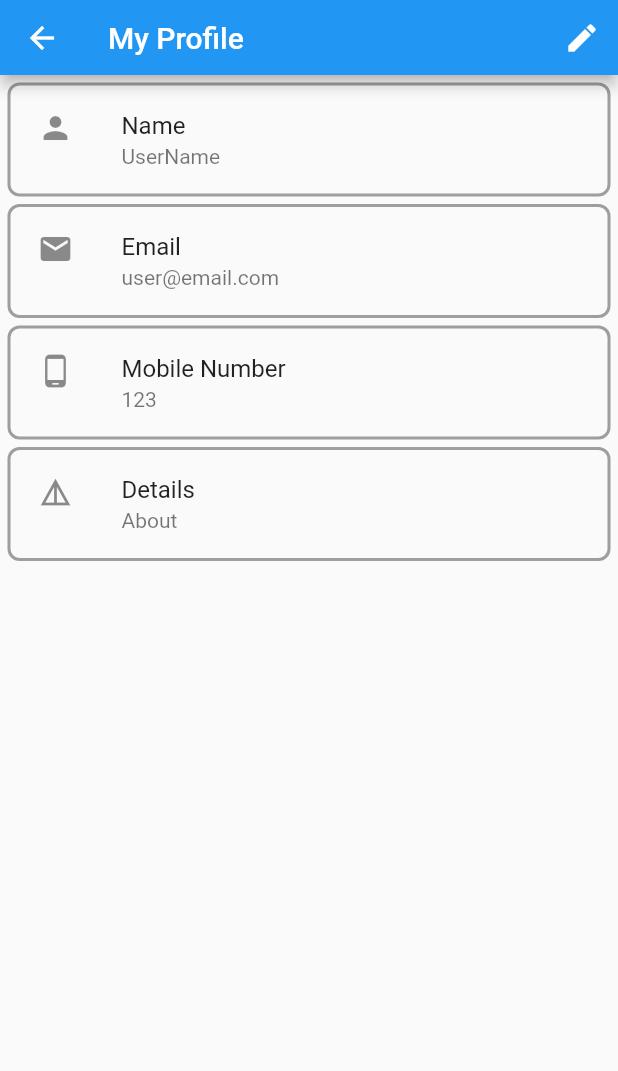
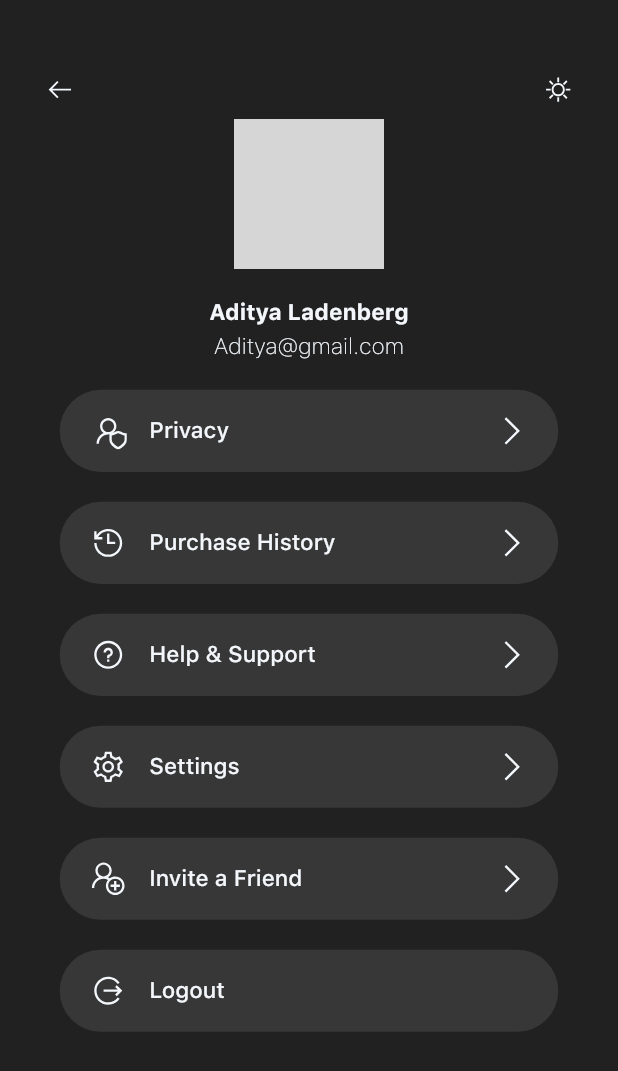
Before and after one commit to Aditya-Y-29/DEP, a Flutter app: the screen it shows after launch, after a tap on the "person 2" icon, on a phone screen of 412 x 824 dp. Shown: the top 1071 px of the screen. Run offline on Flutter 3.47's test engine with Material 2 defaults, Android fonts, the phone set to English and light mode, and no system bars; our stand-ins replace animated_theme_switcher, cloud_firestore, firebase_auth, firebase_core, flutter_screenutil, line_awesome_flutter and 2 more; missing offline and left inert: dart:ffi; accounts and stored records are empty; grey boxes are pictures that could not be loaded.

Commit message:
Profile page added

```diff
--- a/hello_world/lib/Pages/profile_page.dart
+++ b/hello_world/lib/Pages/profile_page.dart
@@ -2,6 +2,13 @@ import 'package:flutter/material.dart';
 import 'package:hello_world/Pages/object_page.dart';
 import 'package:hello_world/Pages/community_page.dart';
 import 'package:hello_world/Pages/edit_profile_page.dart';
+
+import 'package:animated_theme_switcher/animated_theme_switcher.dart';
+import 'package:flutter/material.dart';
+import 'package:flutter_screenutil/flutter_screenutil.dart';
+import 'package:line_awesome_flutter/line_awesome_flutter.dart';
+import 'package:hello_world/constants.dart';
+import 'package:hello_world/widgets/profile_list_item.dart';
 
 class ProfilePage extends StatefulWidget {
   const ProfilePage({Key? key}) : super(key: key);
@@ -10,100 +17,179 @@ class ProfilePage extends StatefulWidget {
 }
 
 class ProfilePageState extends State<ProfilePage> {
-
-
   @override
   Widget build(BuildContext context) {
-    return Scaffold(
-        appBar: PreferredSize(
-          preferredSize: const Size.fromHeight(50.0),
+    return ThemeProvider(
+      initTheme: kDarkTheme,
+      child: Builder(
+        builder: (context) {
+          return MaterialApp(
+            debugShowCheckedModeBanner: false,
+            theme: ThemeProvider.of(context),
+            home: ProfileScreen(),
+          );
+        },
+      ),
+    );
+  }
+}
+class ProfileScreen extends StatelessWidget {
+  @override
+  Widget build(BuildContext context) {
+    ScreenUtil.init(context, height: 896, width: 414, allowFontScaling: true);
 
-          child:AppBar(
-            title: Text('My Profile'),
-      actions: <Widget>[
-        IconButton(
-          icon: Icon(Icons.edit),
-          onPressed: () {
-           Navigator.push(
-             context,
-             MaterialPageRoute(builder: (context) => EditProfilePage()),
-           );
-          },
-        )
-      ],
-    ),
-          ),
-      body: ListView(
+    var profileInfo = Expanded(
+      child: Column(
         children: <Widget>[
           Container(
-            margin: EdgeInsets.only(left: 5.0, top: 5,right: 5.0),
-            padding:EdgeInsets.symmetric(horizontal: 2.0, vertical: 0.0),
-            decoration: BoxDecoration(
-              border: Border.all(
-                color: Colors.grey,
-                width: 2.0,
-              ),
-              borderRadius: BorderRadius.all(Radius.circular(8.0)),
-            ),
-            child: ListTile(
-              leading: Icon(Icons.person),
-              title: Text('Name'),
-              subtitle: Text('UserName'),//from database
+            height: kSpacingUnit.w * 10,
+            width: kSpacingUnit.w * 10,
+            margin: EdgeInsets.only(top: kSpacingUnit.w * 3),
+            child: Stack(
+              children: <Widget>[
+                CircleAvatar(
+                  radius: kSpacingUnit.w * 5,
+                  backgroundImage: AssetImage('assets/images/avatar.png'),
+                ),
+                Align(
+                  alignment: Alignment.bottomRight,
+                  child: Container(
+                    height: kSpacingUnit.w * 2.5,
+                    width: kSpacingUnit.w * 2.5,
+                    decoration: BoxDecoration(
+                      color: Theme.of(context).accentColor,
+                      shape: BoxShape.circle,
+                    ),
+                    child: Center(
+                      heightFactor: kSpacingUnit.w * 1.5,
+                      widthFactor: kSpacingUnit.w * 1.5,
+                      child: Icon(
+                        LineAwesomeIcons.pen,
+                        color: kDarkPrimaryColor,
+                        size: 20,
+                      ),
+                    ),
+                  ),
+                ),
+              ],
             ),
           ),
-          Container(
-            margin: EdgeInsets.only(left: 5.0, top: 5,right: 5.0),
-            padding:EdgeInsets.symmetric(horizontal: 2.0, vertical: 0.0),
-            decoration: BoxDecoration(
-              border: Border.all(
-                color: Colors.grey,
-                width: 2.0,
-              ),
-              borderRadius: BorderRadius.all(Radius.circular(8.0)),
-            ),
-            child: ListTile(
-              leading: Icon(Icons.email),
-              title: Text('Email'),
-              subtitle: Text('user@email.com'),//from database
+          SizedBox(height: kSpacingUnit.w * 2),
+          Text(
+            'Aditya Ladenberg',
+            style: kTitleTextStyle,
+          ),
+          SizedBox(height: kSpacingUnit.w * 0.5),
+          Text(
+            'Aditya@gmail.com',
+            style: kCaptionTextStyle,
+          ),
+          SizedBox(height: kSpacingUnit.w * 2),
+          // Container(
+          //   height: kSpacingUnit.w * 4,
+          //   width: kSpacingUnit.w * 20,
+          //   decoration: BoxDecoration(
+          //     borderRadius: BorderRadius.circular(kSpacingUnit.w * 3),
+          //     color: Theme.of(context).accentColor,
+          //   ),
+          //   child: Center(
+          //     child: Text(
+          //       'Upgrade to PRO',
+          //       style: kButtonTextStyle,
+          //     ),
+          //   ),
+          // ),
+        ],
+      ),
+    );
+
+    var themeSwitcher = ThemeSwitcher(
+      builder: (context) {
+        return AnimatedCrossFade(
+          duration: Duration(milliseconds: 200),
+          crossFadeState:
+          ThemeProvider.of(context).brightness == Brightness.dark
+              ? CrossFadeState.showFirst
+              : CrossFadeState.showSecond,
+          firstChild: GestureDetector(
+            onTap: () =>
+                ThemeSwitcher.of(context).changeTheme(theme: kLightTheme),
+            child: Icon(
+              LineAwesomeIcons.sun,
+              size: 20,
             ),
           ),
-          Container(
-            margin: EdgeInsets.only(left: 5.0, top: 5,right: 5.0),
-            padding:EdgeInsets.symmetric(horizontal: 2.0, vertical: 0.0),
-            decoration: BoxDecoration(
-              border: Border.all(
-                color: Colors.grey,
-                width: 2.0,
-              ),
-              borderRadius: BorderRadius.all(Radius.circular(8.0)),
-            ),
-            child: ListTile(
-              leading: Icon(Icons.phone_android),
-              title: Text('Mobile Number'),
-              subtitle: Text('123'),//from database
+          secondChild: GestureDetector(
+            onTap: () =>
+                ThemeSwitcher.of(context).changeTheme(theme: kDarkTheme),
+            child: Icon(
+              LineAwesomeIcons.moon,
+              size: 20,
             ),
           ),
-          Container(
-            margin: EdgeInsets.only(left: 5.0, top: 5,right: 5.0),
-            padding:EdgeInsets.symmetric(horizontal: 2.0, vertical: 0.0),
-            decoration: BoxDecoration(
-              border: Border.all(
-                color: Colors.grey,
-                width: 2.0,
-              ),
-              borderRadius: BorderRadius.all(Radius.circular(8.0)),
+        );
+      },
+    );
+
+    var header = Row(
+      mainAxisAlignment: MainAxisAlignment.spaceBetween,
+      crossAxisAlignment: CrossAxisAlignment.start,
+      children: <Widget>[
+        SizedBox(width: kSpacingUnit.w * 3),
+        Icon(
+          LineAwesomeIcons.arrow_left,
+          size: 20,
+        ),
+        profileInfo,
+        themeSwitcher,
+        SizedBox(width: kSpacingUnit.w * 3),
+      ],
+    );
+
+    return ThemeSwitchingArea(
+      child: Builder(
+        builder: (context) {
+          return Scaffold(
+            body: Column(
+              children: <Widget>[
+                SizedBox(height: kSpacingUnit.w * 5),
+                header,
+                Expanded(
+                  child: ListView(
+                    children: <Widget>[
+                      ProfileListItem(
+                        icon: LineAwesomeIcons.user_shield,
+                        text: 'Privacy',
+                      ),
+                      ProfileListItem(
+                        icon: LineAwesomeIcons.history,
+                        text: 'Purchase History',
+                      ),
+                      ProfileListItem(
+                        icon: LineAwesomeIcons.question_circle,
+                        text: 'Help & Support',
+                      ),
+                      ProfileListItem(
+                        icon: LineAwesomeIcons.cog,
+                        text: 'Settings',
+                      ),
+                      ProfileListItem(
+                        icon: LineAwesomeIcons.user_plus,
+                        text: 'Invite a Friend',
+                      ),
+                      ProfileListItem(
+                        icon: LineAwesomeIcons.alternate_sign_out,
+                        text: 'Logout',
+                        hasNavigation: false,
+                      ),
+                    ],
+                  ),
+                )
+              ],
             ),
-            child: ListTile(
-              leading: Icon(Icons.details),
-              title: Text('Details'),
-              subtitle: Text('About'),//from database
-            ),
-          ),
-
-
-        ],
-      )
-
-        );
+          );
+        },
+      ),
+    );
   }
 }
--- /dev/null
+++ b/hello_world/lib/constants.dart
@@ -0,0 +1,60 @@
+import 'package:flutter/material.dart';
+import 'package:flutter_screenutil/flutter_screenutil.dart';
+
+const kSpacingUnit = 10;
+
+const kDarkPrimaryColor = Color(0xFF212121);
+const kDarkSecondaryColor = Color(0xFF373737);
+const kLightPrimaryColor = Color(0xFFFFFFFF);
+const kLightSecondaryColor = Color(0xFFF3F7FB);
+const kAccentColor = Color(0xFFDCEDC8);
+
+final kTitleTextStyle = TextStyle(
+  fontSize: 15,
+  fontWeight: FontWeight.w600,
+);
+
+final kCaptionTextStyle = TextStyle(
+  fontSize: 15,
+  fontWeight: FontWeight.w100,
+);
+
+final kButtonTextStyle = TextStyle(
+  fontSize: 15,
+  fontWeight: FontWeight.w400,
+  color: kDarkPrimaryColor,
+);
+
+final kDarkTheme = ThemeData(
+  brightness: Brightness.dark,
+  fontFamily: 'SFProText',
+  primaryColor: kDarkPrimaryColor,
+  canvasColor: kDarkPrimaryColor,
+  backgroundColor: kDarkSecondaryColor,
+  accentColor: kAccentColor,
+  iconTheme: ThemeData.dark().iconTheme.copyWith(
+        color: kLightSecondaryColor,
+      ),
+  textTheme: ThemeData.dark().textTheme.apply(
+        fontFamily: 'SFProText',
+        bodyColor: kLightSecondaryColor,
+        displayColor: kLightSecondaryColor,
+      ),
+);
+
+final kLightTheme = ThemeData(
+  brightness: Brightness.light,
+  fontFamily: 'SFProText',
+  primaryColor: kLightPrimaryColor,
+  canvasColor: kLightPrimaryColor,
+  backgroundColor: kLightSecondaryColor,
+  accentColor: kAccentColor,
+  iconTheme: ThemeData.light().iconTheme.copyWith(
+        color: kDarkSecondaryColor,
+      ),
+  textTheme: ThemeData.light().textTheme.apply(
+        fontFamily: 'SFProText',
+        bodyColor: kDarkSecondaryColor,
+        displayColor: kDarkSecondaryColor,
+      ),
+);
--- /dev/null
+++ b/hello_world/lib/widgets/profile_list_item.dart
@@ -0,0 +1,56 @@
+import 'package:flutter/material.dart';
+import 'package:flutter_screenutil/flutter_screenutil.dart';
+import 'package:line_awesome_flutter/line_awesome_flutter.dart';
+import 'package:hello_world/constants.dart';
+
+class ProfileListItem extends StatelessWidget {
+  final IconData icon;
+  final String text;
+  final bool hasNavigation;
+
+  const ProfileListItem({
+    required this.icon,
+    required this.text,
+    this.hasNavigation = true,
+  }) ;
+
+  @override
+  Widget build(BuildContext context) {
+    return Container(
+      height: kSpacingUnit.w * 5.5,
+      margin: EdgeInsets.symmetric(
+        horizontal: kSpacingUnit.w * 4,
+      ).copyWith(
+        bottom: kSpacingUnit.w * 2,
+      ),
+      padding: EdgeInsets.symmetric(
+        horizontal: kSpacingUnit.w * 2,
+      ),
+      decoration: BoxDecoration(
+        borderRadius: BorderRadius.circular(kSpacingUnit.w * 3),
+        color: Theme.of(context).backgroundColor,
+      ),
+      child: Row(
+        children: <Widget>[
+          Icon(
+            this.icon,
+            size: kSpacingUnit.w * 2.5,
+          ),
+          SizedBox(width: kSpacingUnit.w * 1.5),
+          Text(
+            this.text,
+            style: kTitleTextStyle.copyWith(
+              fontWeight: FontWeight.w500,
+            ),
+          ),
+          Spacer(),
+          if (this.hasNavigation)
+            Icon(
+              LineAwesomeIcons.angle_right,
+              size: kSpacingUnit.w * 2.5,
+            ),
+        ],
+      ),
+    );
+  }
+}
```
Also changed, not shown: hello_world/pubspec.yaml (+14 -0 lines), hello_world/assets/fonts/SF-Pro-Text-Bold.otf (added), hello_world/assets/fonts/SF-Pro-Text-Medium.otf (added), hello_world/assets/fonts/SF-Pro-Text-Regular.otf (added), hello_world/assets/fonts/SF-Pro-Text-Thin.otf (added), hello_world/assets/images/avatar.png (added), hello_world/assets/images/thumbnail.png (added), hello_world/pubspec.lock, 1 other file.
